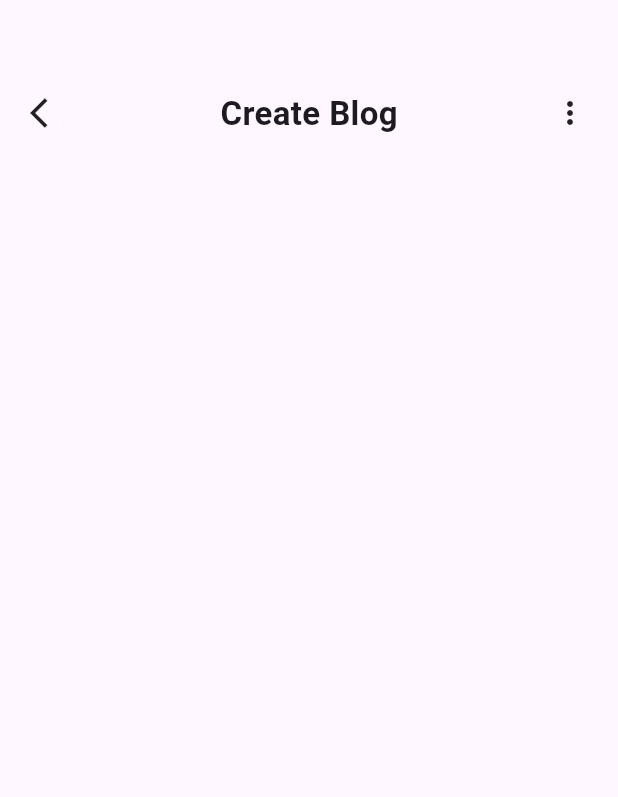
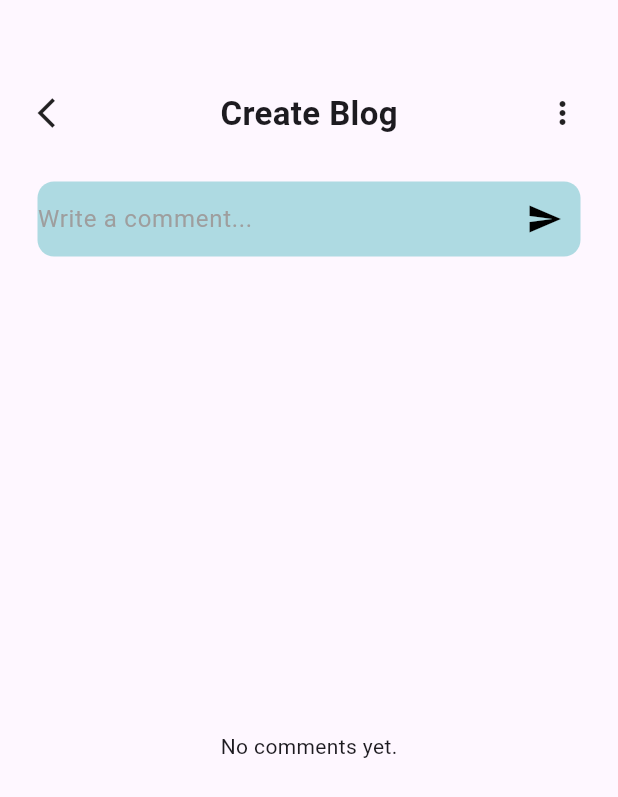
Before and after one commit to admin123KK/merodoctor555, a Flutter app: the Dblog screen opened directly, on a phone screen of 412 x 824 dp. Shown: the top 797 px of the screen. Run offline on Flutter 3.47's test engine with Material 3 defaults, Android fonts, the light colour scheme and no system bars; our stand-ins replace file_picker.

Commit message:
create comment makeup

```diff
--- a/lib/doctor/Dblog.dart
+++ b/lib/doctor/Dblog.dart
@@ -1,4 +1,6 @@
 import 'package:flutter/material.dart';
+import 'package:intl/intl.dart';
+import 'package:uuid/uuid.dart';
 
 class Dblog extends StatefulWidget {
   const Dblog({super.key});
@@ -15,27 +17,31 @@ class _DblogState extends State<Dblog> {
   void addOrUpdateComment() {
     final text = _commentController.text.trim();
     if (text.isEmpty) return;
+
     if (editingId == null) {
+      // Add new comment
       setState(() {
         comments.add({
-          // 'id': const Uuid().v4(),
+          'id': const Uuid().v4(),
           'text': text,
-          'timeStamp': DateTime.now().toString()
+          'timestamp': DateFormat('MMM d, h:mm a').format(DateTime.now()),
         });
       });
     } else {
+      // Update existing comment
       setState(() {
         final index = comments.indexWhere((c) => c['id'] == editingId);
         if (index != -1) {
-          comments[index]['text'] = 'text';
+          comments[index]['text'] = text;
         }
         editingId = null;
       });
     }
+
     _commentController.clear();
   }
 
-  void editComments(String id) {
+  void editComment(String id) {
     final comment = comments.firstWhere((c) => c['id'] == id);
     _commentController.text = comment['text'];
     setState(() {
@@ -43,7 +49,7 @@ class _DblogState extends State<Dblog> {
     });
   }
 
-  void deleteComments(String id) {
+  void deleteComment(String id) {
     setState(() {
       comments.removeWhere((c) => c['id'] == id);
       if (editingId == id) {
@@ -55,20 +61,18 @@ class _DblogState extends State<Dblog> {
 
   @override
   Widget build(BuildContext context) {
-    return const Scaffold(
-      body: Column(
-        children: [
-          SizedBox(
-            height: 60,
-          ),
-          Padding(
-            padding: EdgeInsets.symmetric(horizontal: 20),
-            child: Row(
+    return Scaffold(
+      body: Padding(
+        padding: const EdgeInsets.symmetric(horizontal: 25, vertical: 0),
+        child: Column(
+          children: [
+            const SizedBox(
+              height: 60,
+            ),
+            const Row(
               mainAxisAlignment: MainAxisAlignment.spaceBetween,
               children: [
-                Icon(
-                  Icons.arrow_back_ios,
-                ),
+                Icon(Icons.arrow_back_ios),
                 Text(
                   'Create Blog',
                   style: TextStyle(fontWeight: FontWeight.bold, fontSize: 22),
@@ -76,8 +80,77 @@ class _DblogState extends State<Dblog> {
                 Icon(Icons.more_vert)
               ],
             ),
-          )
-        ],
+            const SizedBox(
+              height: 30,
+            ),
+            Container(
+              height: 50,
+              width: double.infinity,
+              decoration: BoxDecoration(
+                  color: const Color.fromARGB(
+                    90,
+                    28,
+                    165,
+                    172,
+                  ),
+                  borderRadius: BorderRadius.circular(11)),
+              child: TextField(
+                cursorColor: Colors.grey,
+                controller: _commentController,
+                decoration: InputDecoration(
+                  border: InputBorder.none,
+                  labelText: editingId == null
+                      ? "Write a comment..."
+                      : "Edit your comment...",
+                  labelStyle: TextStyle(color: Colors.grey),
+                  suffixIcon: IconButton(
+                    icon: Icon(
+                      editingId == null ? Icons.send : Icons.check,
+                      color: Colors.black,
+                    ),
+                    onPressed: addOrUpdateComment,
+                  ),
+                ),
+              ),
+            ),
+            Expanded(
+              child: comments.isEmpty
+                  ? const Center(child: Text("No comments yet."))
+                  : ListView.builder(
+                      itemCount: comments.length,
+                      itemBuilder: (context, index) {
+                        final comment = comments[index];
+                        return ListTile(
+                          iconColor: Colors.blueGrey,
+                          title: Text(
+                            comment['text'],
+                          ),
+                          subtitle: Text(comment['timestamp']),
+                          trailing: Row(
+                            mainAxisSize: MainAxisSize.min,
+                            children: [
+                              IconButton(
+                                icon: const Icon(
+                                  Icons.edit,
+                                  color: Colors.black,
+                                ),
+                                onPressed: () => editComment(comment['id']),
+                              ),
+                              IconButton(
+                                icon: const Icon(
+                                  Icons.delete,
+                                  color: Colors.red,
+                                ),
+                                onPressed: () => deleteComment(comment['id']),
+                              ),
+                            ],
+                          ),
+                        );
+                      },
+                    ),
+            ),
+          ],
+        ),
       ),
     );
   }
--- a/pubspec.yaml
+++ b/pubspec.yaml
@@ -44,6 +44,7 @@ dependencies:
   http: ^1.3.0
   intl: ^0.20.2
   shared_preferences: ^2.5.3
+  uuid: ^4.5.1
 
 
 dev_dependencies:
```
Also changed, not shown: pubspec.lock.
